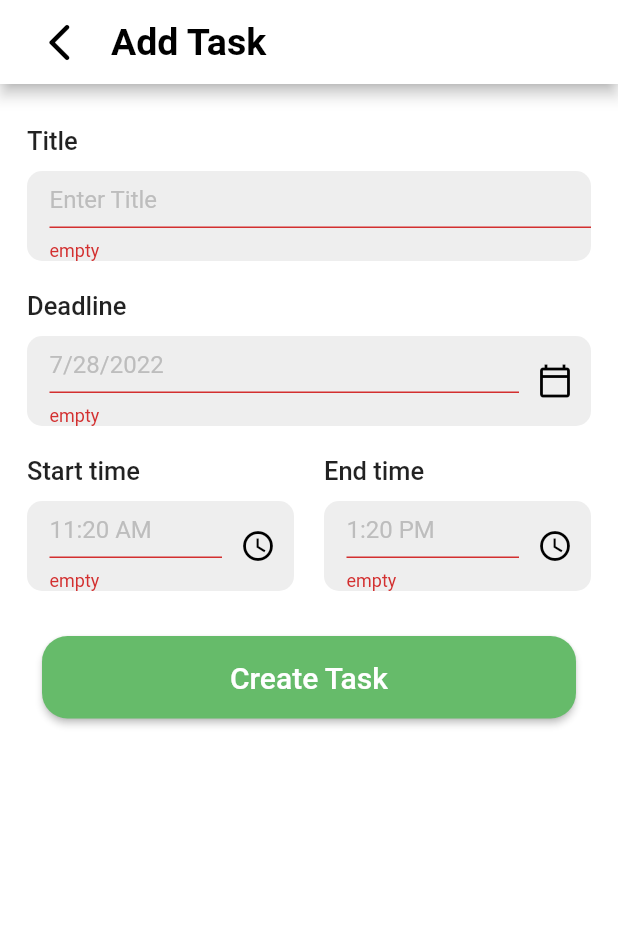
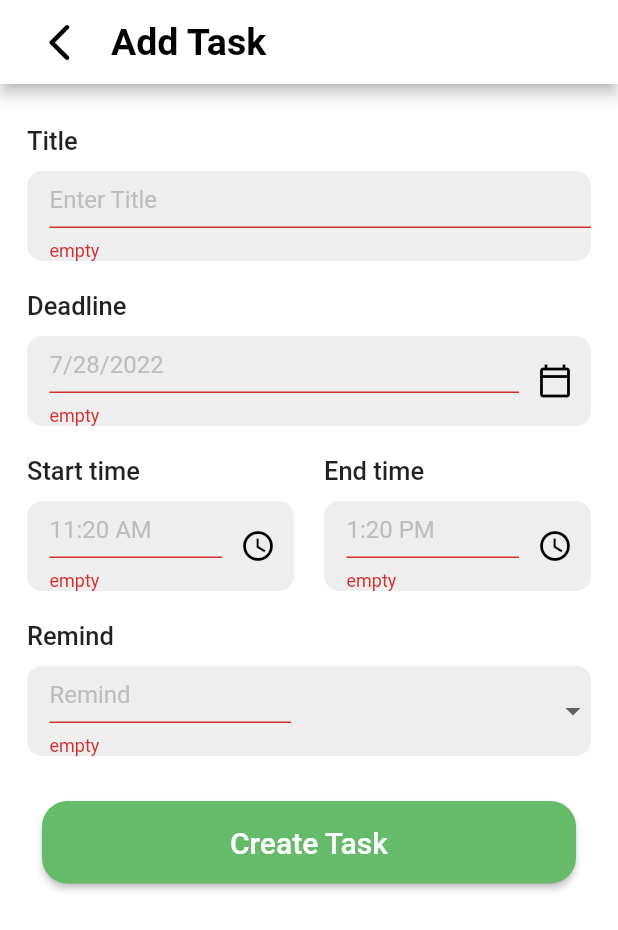
Before and after one commit to Eslam0mansour/Algoriza-Task2-todo-app, a Flutter app: the Addtask screen opened by its route, after a tap on "Create Task", on a phone screen of 412 x 824 dp. Shown: the top 930 px of the screen. Run offline on Flutter 3.47's test engine with Material 2 defaults, Android fonts, the phone set to English and light mode, and no system bars; drawn by our look-alikes of dropdown_button2; our stand-ins replace bloc, date_picker_timeline, flutter_bloc, flutter_svg, sqflite; accounts and stored records are empty.

Commit message:
first commit

```diff
--- a/lib/pages/Schedule.dart
+++ b/lib/pages/Schedule.dart
@@ -58,12 +58,10 @@ class Schedule extends StatelessWidget {
                 DatePicker(
                   DateTime.now(),
                   initialSelectedDate: DateTime.now(),
-
                   selectionColor: Colors.black,
                   selectedTextColor: Colors.white,
                   onDateChange: (date) {
                     AppCubit.get(context).updateTIMELINE(date);
-
                   },
                 ),
                 Container(
--- a/lib/pages/add_task.dart
+++ b/lib/pages/add_task.dart
@@ -1,6 +1,7 @@
 import 'package:algoriza_task2_todo_list_app/shared/bloc/cubit.dart';
 import 'package:algoriza_task2_todo_list_app/shared/bloc/states.dart';
 import 'package:algoriza_task2_todo_list_app/shared/components/best_input_field.dart';
+import 'package:dropdown_button2/dropdown_button2.dart';
 import 'package:flutter/material.dart';
 import 'package:flutter_bloc/flutter_bloc.dart';
 import 'package:intl/intl.dart';
@@ -19,6 +20,7 @@ class _AddtaskState extends State<Addtask> {
   final dateController = TextEditingController();
   final startController = TextEditingController();
   final endController = TextEditingController();
+  final remindController = TextEditingController();
   final _formKeya = GlobalKey<FormState>();
 
   @override
@@ -167,6 +169,32 @@ class _AddtaskState extends State<Addtask> {
                           ),
                         ],
                       ),
+                      BestInputField(
+                          validate: (String value){
+                            if(value.isEmpty)
+                            {
+                              return 'empty';
+                            }
+                            return null;
+                          },
+                          title: 'Remind',
+                          hint: 'Remind',
+                          controller: remindController,
+                        widget:DropdownButtonHideUnderline(
+                          child: DropdownButton2(
+                            buttonHeight: 30,
+                            buttonWidth: 200,
+                            items: const [
+                              DropdownMenuItem(value: "1 day before",child: Text('1 day before'),),
+                              DropdownMenuItem(value: "1 hour before",child: Text('1 hour before'),),
+                              DropdownMenuItem(value: "30 min before",child: Text('30 min before'),),
+                              DropdownMenuItem(value: "10 min before",child: Text('10 min before'),),
+                            ],
+                            onChanged: (String? value) { value; },
+
+                          ),
+                        ),
+                      ),
                       Padding(
                         padding: const EdgeInsets.all(20),
                         child: MaterialButton(
--- a/lib/shared/bloc/cubit.dart
+++ b/lib/shared/bloc/cubit.dart
@@ -71,6 +71,7 @@ void CreateData () {
 void getdata (database)async
 
 {
+  schd.clear();
   donetasks.clear();
   undonetasks.clear();
   favtasks.clear();
@@ -84,10 +85,8 @@ void getdata (database)async
      } else {
        favtasks.add(element);
      }
-     schd=alltasks.where((h1) =>h1['date']==formatter.format(today)).toList();
 
     });
-
 
     emit(AppGetDateState());
 
@@ -125,7 +124,6 @@ void deletitem ({
    print('to day is $today ');
     emit(updateSelctedDay());
    emit(AppGetDateState());
-
   }
 
 
--- a/pubspec.yaml
+++ b/pubspec.yaml
@@ -41,6 +41,8 @@ dependencies:
   sqflite: ^2.0.3
   date_picker_timeline: ^1.2.3
   flutter_svg: ^1.1.1+1
+  dropdown_button2: ^1.6.2
+
 
 dev_dependencies:
   flutter_test:
```
Also changed, not shown: pubspec.lock.
